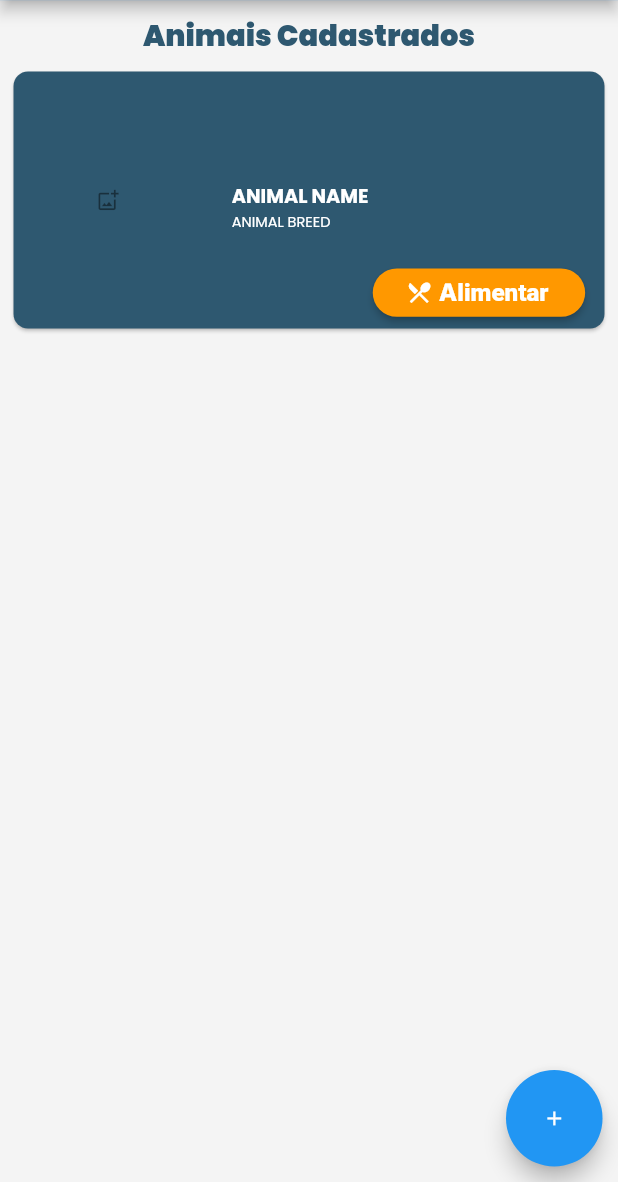
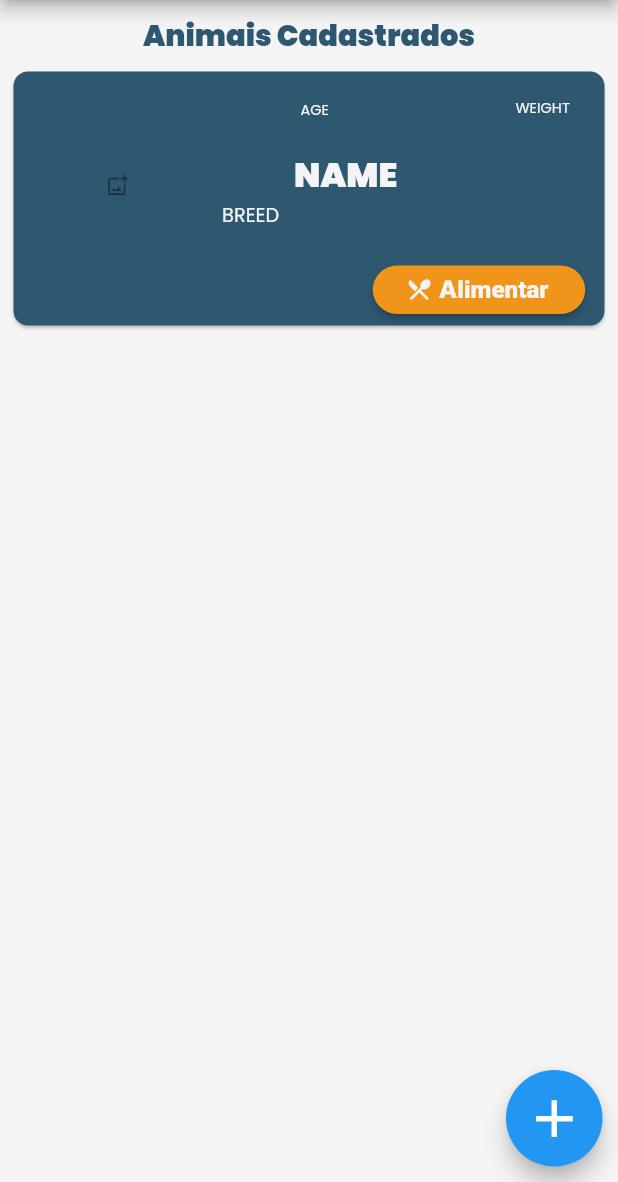
Before and after one commit to lmtsufape/nutricao-animal-app, a Flutter app: the screen it shows after launch, on a phone screen of 412 x 824 dp, the part 54-1236 px from its top. Run offline on Flutter 3.47's test engine with Material 2 defaults, Android fonts, the phone set to English and light mode, and no system bars; our stand-ins replace device_preview, dio, google_fonts, responsive_framework.

Commit message:
Adicionando Age e Weight no card da home screen

```diff
--- a/lib/screens/home/home_screen.dart
+++ b/lib/screens/home/home_screen.dart
@@ -41,7 +41,7 @@ class _HomeScreenState extends State<HomeScreen> {
         height: 100,
         width: 100,
         child: FloatingActionButton(
-          child: Icon(Icons.add),
+          child: Icon(Icons.add, size: 65,),
           onPressed: () {},
         ),
       ),
@@ -61,17 +61,15 @@ class CardHomeScreen extends StatelessWidget {
 
   //CardHomeScreen(this._animal);
 
-  static const Color white = Color(0xFFFFFFFF);
-  static const Color orange = Color(0xFFFF9800);
-
   static ButtonStyle style = ElevatedButton.styleFrom(
-      backgroundColor: orange,
+      backgroundColor: kDetailColor,
       textStyle: const TextStyle(fontSize: 20),
       shape: RoundedRectangleBorder(borderRadius: BorderRadius.circular(50.0)));
 
   @override
   Widget build(BuildContext context) {
     return InkWell(
+      //exemplo
       onTap: () => Navigator.pushNamed(context, Screens.user),
       child: Ink(
         child: Padding(
@@ -81,33 +79,51 @@ class CardHomeScreen extends StatelessWidget {
             shape: RoundedRectangleBorder(
               borderRadius: BorderRadius.circular(15.0),
             ),
-            child:
-            Column(
+            child: Column(
               mainAxisSize: MainAxisSize.max,
               children: [
-                const ListTile(
+                ListTile(
                   leading: Padding(
-                    padding: EdgeInsets.only(top: 105.0, left: 70.0),
+                    padding: EdgeInsets.only(top: 90.0, left: 80.0),
                     child: Icon(Icons.add_photo_alternate_outlined),
                   ),
-                  title: Padding(
-                    padding: EdgeInsets.only(top: 110.0, left: 100.0),
+                  title: Column(
+                    children: [
+                      Padding(
+                        padding: const EdgeInsets.only(top: 24, right: 16),
+                        child: Text(
+                          'AGE',
+                          style:
+                              TextStyle(fontSize: 15, color: kBackgroundColor),
+                        ),
+                      ),
+                      Padding(
+                        padding: EdgeInsets.only(top: 30.0, left: 48.0),
+                        child: Text(
+                          'NAME',
+                          style: TextStyle(
+                              fontSize: 35.0,
+                              color: kBackgroundColor,
+                              fontWeight: FontWeight.w900),
+                        ),
+                      ),
+                    ],
+                  ),
+                  subtitle: Padding(
+                    padding: EdgeInsets.only(left: 80.0, bottom: 25),
                     child: Text(
-                      'ANIMAL NAME',
+                      'BREED',
                       style: TextStyle(
-                          fontSize: 20.0,
-                          color: white,
-                          fontWeight: FontWeight.w700),
+                        fontSize: 20.0,
+                        color: kBackgroundColor,
+                      ),
                     ),
                   ),
-                  subtitle: Padding(
-                    padding: EdgeInsets.only(left: 100.0, bottom: 25),
+                  trailing: Padding(
+                    padding: EdgeInsets.only(right: 20.0, top: 10.0),
                     child: Text(
-                      'ANIMAL BREED',
-                      style: TextStyle(
-                        fontSize: 15.0,
-                        color: white,
-                      ),
+                      'WEIGHT',
+                      style: TextStyle(color: kBackgroundColor, fontSize: 15.0),
                     ),
                   ),
                 ),
@@ -121,26 +137,22 @@ class CardHomeScreen extends StatelessWidget {
                         height: 50,
                         child: ElevatedButton.icon(
                           style: style,
-                          onPressed: () => Navigator.pushNamed(context, Screens.home),
+                          //exemplo
+                          onPressed: () =>
+                              Navigator.pushNamed(context, Screens.home),
                           icon: Icon(
                             Icons.restaurant_menu,
-                            color: white,
+                            color: kBackgroundColor,
                             size: 28.0,
                             textDirection: TextDirection.ltr,
                           ),
                           label: Text(
                             'Alimentar',
                             style: TextStyle(
-                                color: white,
+                                color: kBackgroundColor,
                                 fontSize: 25,
                                 fontWeight: FontWeight.w800),
                           ),
-                          /*child: Wrap(
-                            children: [
-                              Icon(Icons.restaurant, color: white, size: 24,),
-                              Text('ALimentar', style: TextStyle(fontSize: 20, color: white, fontWeight: FontWeight.w800)),
-                            ],
-                          ),*/
                         ),
                       ),
                     ),
--- a/lib/shared/constants/app_theme.dart
+++ b/lib/shared/constants/app_theme.dart
@@ -13,10 +13,14 @@ class AppTheme {
 }
 
 AppBar AppBarCustom(BuildContext context) {
-  return AppBar(title: const Text('Olá Ana!'), actions: [
-    IconButton(
-      icon: const Icon(Icons.person),
-      onPressed: () => Navigator.pushNamed(context, Screens.user),
-    ),
-  ]);
+  return AppBar(
+      title: Text(
+        'Olá Ana!',
+      ),
+      actions: [
+        IconButton(
+          icon: const Icon(Icons.person),
+          onPressed: () => Navigator.pushNamed(context, Screens.user),
+        ),
+      ]);
 }
```
